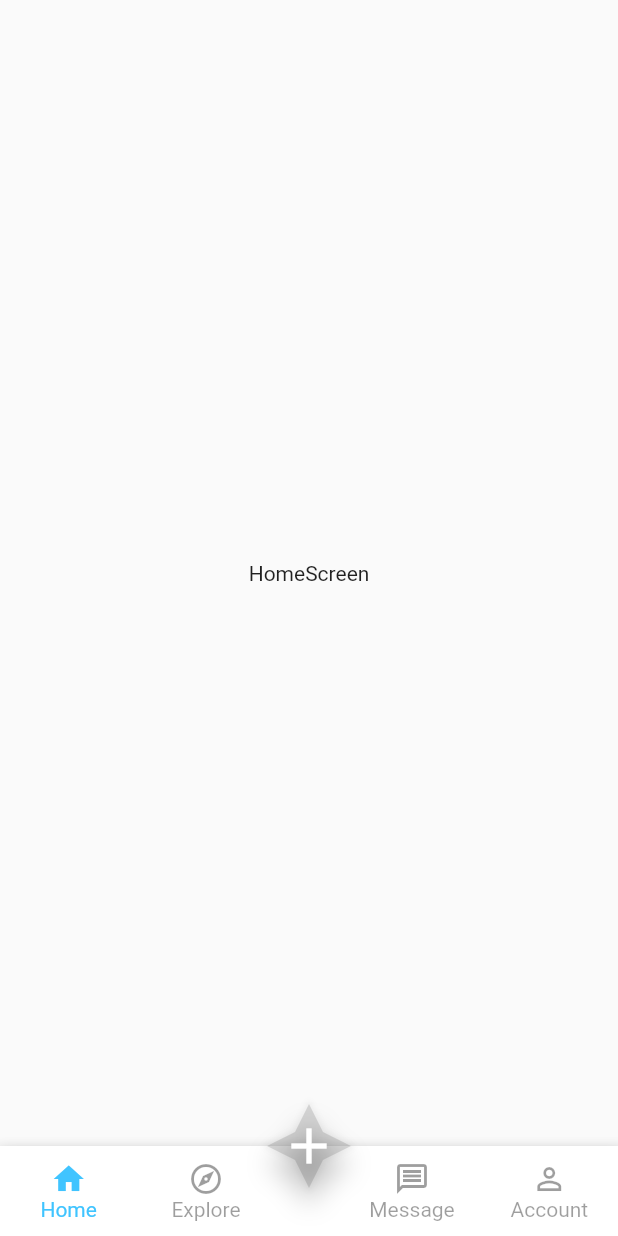
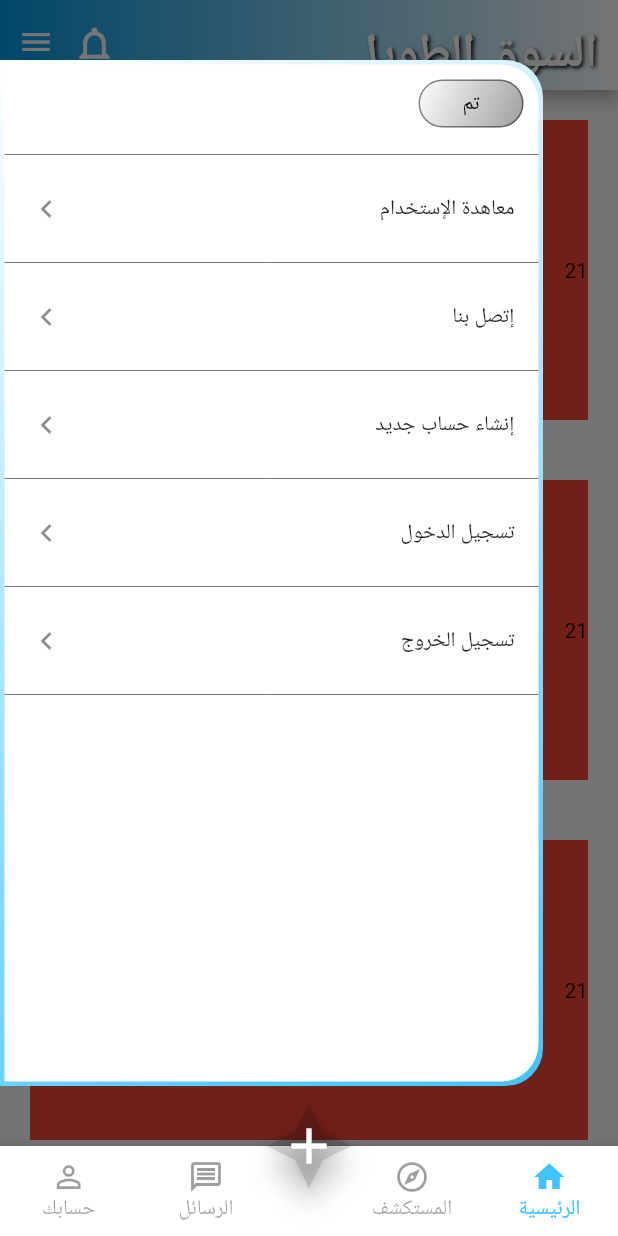
Before and after one commit to hossam-alissa/longmarket, a Flutter app: the screen it shows after launch, with the side drawer open (before the commit the screen has no drawer), on a phone screen of 412 x 824 dp. Run offline on Flutter 3.47's test engine with Material 2 defaults, Android fonts, the phone set to English and light mode, and no system bars; our stand-ins replace splashscreen, toast.

Commit message:
ADD custom end drawer

```diff
--- a/lib/config/language.dart
+++ b/lib/config/language.dart
@@ -1 +1 @@
-bool isLeft = true;
+bool isLeft = false;
--- a/lib/main.dart
+++ b/lib/main.dart
@@ -9,7 +9,6 @@ void main() {
 
 class MyApp extends StatelessWidget {
   // This widget is the root of your application.
-
   @override
   Widget build(BuildContext context) {
     return MaterialApp(
--- /dev/null
+++ b/lib/screens/call_us_screen.dart
@@ -0,0 +1,8 @@
+import 'package:flutter/material.dart';
+
+class CallUsScreen extends StatelessWidget {
+  @override
+  Widget build(BuildContext context) {
+    return Container();
+  }
+}
--- a/lib/screens/home_screen.dart
+++ b/lib/screens/home_screen.dart
@@ -1,4 +1,6 @@
 import 'package:flutter/material.dart';
+import 'package:longmarket/config/config.dart';
+import 'package:longmarket/widgets/widgets.dart';
 
 class HomeScreen extends StatefulWidget {
   @override
@@ -9,7 +11,94 @@ class _HomeScreenState extends State<HomeScreen> {
   @override
   Widget build(BuildContext context) {
     return Scaffold(
-      body: Center(child: Text("HomeScreen")),
+      endDrawer: CustomEndDrawer(),
+      body: CustomScrollView(
+        slivers: [
+          SliverAppBar(
+            backgroundColor: Colors.white,
+            backwardsCompatibility: false,
+            forceElevated: true,
+            floating: true,
+            expandedHeight: 60.0,
+            leadingWidth: 50.0,
+            flexibleSpace: FlexibleSpaceBar(
+              titlePadding: EdgeInsets.zero,
+              title: Container(
+                padding: isLeft
+                    ? EdgeInsets.all(7.0)
+                    : EdgeInsets.only(bottom: 1.0, left: 5.0, right: 9.0),
+                height: 73.0,
+                decoration: BoxDecoration(
+                  gradient: LinearGradient(
+                    colors: [
+                      isLeft == true ? Colors.white : Colors.lightBlue[600],
+                      isLeft == true ? Colors.lightBlue[600] : Colors.white,
+                    ],
+                  ),
+                ),
+                child: Row(
+                  crossAxisAlignment: CrossAxisAlignment.end,
+                  children: [
+                    Text(
+                      isLeft ? "long market" : "السوق الطويل",
+                      style: TextStyle(
+                        fontSize: 21.0,
+                        fontWeight: FontWeight.bold,
+                        shadows: [
+                          Shadow(
+                            color: Colors.black,
+                            blurRadius: 3.0,
+                            offset: Offset(1, 1),
+                          ),
+                        ],
+                      ),
+                    ),
+                    Expanded(
+                        child: SizedBox(
+                          width: double.maxFinite,
+                        )),
+                    Padding(
+                      padding: isLeft
+                          ? EdgeInsets.only(bottom: 4.0)
+                          : EdgeInsets.only(bottom: 9.0),
+                      child: InkWell(
+                        child: Icon(
+                          Icons.notifications_outlined,
+                          size: 20.0,
+                          color: Colors.white,
+                        ),
+                        onTap: () async {
+                          print("notifications");
+
+                        },
+                      ),
+                    ),
+                    SizedBox(width: 27.0),
+                  ],
+                ),
+              ),
+            ),
+          ),
+          SliverList(
+            delegate: SliverChildBuilderDelegate(
+                  (BuildContext context, int index) {
+             return Container(
+               margin: const EdgeInsets.all(20.0),
+               height: 200.0,
+               color: Colors.red,
+               child: Row(
+                 children: [
+                   Text("1"),
+                   Text("2"),
+                 ],
+               ),
+             );
+              },
+              childCount: (5), //Number of length
+            ),
+          ),
+        ],
+      ),
     );
   }
 }
--- a/lib/screens/screens.dart
+++ b/lib/screens/screens.dart
@@ -5,3 +5,6 @@ export 'message_screen.dart';
 export 'explore_screen.dart';
 export 'add_advertising_screen.dart';
 export 'splash_screen.dart';
+export 'treaty_to_use_service.dart';
+export 'call_us_screen.dart';
+export 'sing_up_screen.dart';
--- /dev/null
+++ b/lib/screens/sing_up_screen.dart
@@ -0,0 +1,13 @@
+import 'package:flutter/material.dart';
+
+class SingUpScreen extends StatefulWidget {
+  @override
+  _SingUpScreenState createState() => _SingUpScreenState();
+}
+
+class _SingUpScreenState extends State<SingUpScreen> {
+  @override
+  Widget build(BuildContext context) {
+    return Container();
+  }
+}
--- /dev/null
+++ b/lib/screens/treaty_to_use_service.dart
@@ -0,0 +1,8 @@
+import 'package:flutter/material.dart';
+
+class TreatyToUseService extends StatelessWidget {
+  @override
+  Widget build(BuildContext context) {
+    return Container();
+  }
+}
--- /dev/null
+++ b/lib/widgets/custom_end_drawer.dart
@@ -0,0 +1,152 @@
+import 'package:flutter/material.dart';
+import 'package:longmarket/config/config.dart';
+import 'package:longmarket/screens/screens.dart';
+import 'package:longmarket/widgets/widgets_tools.dart';
+
+class CustomEndDrawer extends StatefulWidget {
+  @override
+  _CustomEndDrawerState createState() => _CustomEndDrawerState();
+}
+
+class _CustomEndDrawerState extends State<CustomEndDrawer> {
+  @override
+  Widget build(BuildContext context) {
+    return Container(
+      padding: isLeft
+          ? EdgeInsets.only(top: 20.0, bottom: 20.0, left: 50.0)
+          : EdgeInsets.only(top: 20.0, bottom: 20.0, right: 50.0),
+      child: Stack(
+        children: [
+          Container(
+            margin: EdgeInsets.only(top: 20, bottom: 20, left: 0, right: 0),
+            decoration: BoxDecoration(
+              borderRadius: BorderRadius.only(
+                topLeft: isLeft ? Radius.circular(25) : Radius.circular(0),
+                topRight: isLeft ? Radius.circular(0) : Radius.circular(25),
+                bottomLeft: isLeft ? Radius.circular(25) : Radius.circular(0),
+                bottomRight: isLeft ? Radius.circular(0) : Radius.circular(25),
+              ),
+              gradient: LinearGradient(
+                begin: Alignment.topLeft,
+                end: Alignment.bottomRight,
+                colors: [Colors.white, Colors.lightBlueAccent],
+              ),
+            ),
+            child: Container(
+              margin: EdgeInsets.all(3),
+              width: double.maxFinite,
+              decoration: BoxDecoration(
+                borderRadius: BorderRadius.only(
+                  topLeft: isLeft ? Radius.circular(25) : Radius.circular(0),
+                  topRight: isLeft ? Radius.circular(0) : Radius.circular(25),
+                  bottomLeft: isLeft ? Radius.circular(25) : Radius.circular(0),
+                  bottomRight:
+                      isLeft ? Radius.circular(0) : Radius.circular(25),
+                ),
+                color: Colors.white,
+              ),
+              //    child: bodyAlertDialog,
+              child: Column(
+                children: [
+                  Container(
+                    padding: EdgeInsets.symmetric(vertical: 10, horizontal: 10),
+                    child: Row(
+                      children: [
+                        InkWell(
+                          onTap: () {
+                            Navigator.pop(context);
+                          },
+                          child: Container(
+                              width: 70,
+                              height: 32,
+                              alignment: Alignment.center,
+                              padding: EdgeInsets.symmetric(
+                                  horizontal: 10, vertical: 5),
+                              decoration: BoxDecoration(
+                                border: Border.all(color: Colors.black45),
+                                borderRadius: BorderRadius.circular(17),
+                                gradient: LinearGradient(
+                                  begin: Alignment.topLeft,
+                                  end: Alignment.bottomRight,
+                                  colors: [
+                                    Colors.white,
+                                    Colors.grey,
+                                  ],
+                                ),
+                              ),
+                              child: Text(
+                                isLeft ? 'Done' : "تم",
+                                style: TextStyle(color: Colors.black),
+                              )),
+                        ),
+                      ],
+                    ),
+                  ),
+                  myDivider(),
+                  Expanded(
+                    child: Container(
+                      child: ListView(
+                        padding: EdgeInsets.zero,
+                        children: <Widget>[
+                          buildListTile(
+                              context,
+                              isLeft
+                                  ? "Treaty to use service"
+                                  : "معاهدة الإستخدام",
+                              TreatyToUseService()),
+                          myDivider(),
+                          buildListTile(context,
+                              isLeft ? "Call Us" : "إتصل بنا", CallUsScreen()),
+                          myDivider(),
+                          buildListTile(
+                              context,
+                              isLeft
+                                  ? "SingUp Create New Account"
+                                  : "إنشاء حساب جديد",
+                              SingUpScreen()),
+                          myDivider(),
+                          buildListTile(
+                              context,
+                              isLeft ? "Sing In" : "تسجيل الدخول",
+                              SingUpScreen()),
+                          myDivider(),
+                          buildListTile(
+                              context,
+                              isLeft ? "Log out" : "تسجيل الخروج",
+                              SingUpScreen()),
+                          myDivider(),
+                        ],
+                      ),
+                    ),
+                  ),
+                ],
+              ),
+            ),
+          ),
+        ],
+      ),
+    );
+  }
+}
+
+ListTile buildListTile(BuildContext context, String title, Widget nextPage) {
+  return ListTile(
+    title: myText(title),
+    trailing: Icon(Icons.navigate_next),
+    onTap: () {
+      AlertDialog aDI = AlertDialog(
+        insetPadding: EdgeInsets.all(20),
+        backgroundColor: Colors.white70.withOpacity(0.1),
+        elevation: double.maxFinite,
+        contentPadding: EdgeInsets.all(0),
+        content: nextPage,
+      );
+      showDialog(
+        context: context,
+        barrierDismissible: false,
+        barrierColor: Colors.black.withOpacity(0.6),
+        builder: (context) => aDI,
+      );
+    },
+  );
+}
--- a/lib/widgets/widgets.dart
+++ b/lib/widgets/widgets.dart
@@ -1 +1,3 @@
 export 'responsive.dart';
+export 'custom_end_drawer.dart';
+export 'widgets_tools.dart';
--- /dev/null
+++ b/lib/widgets/widgets_tools.dart
@@ -0,0 +1,16 @@
+import 'package:flutter/material.dart';
+import 'package:toast/toast.dart';
+
+Divider myDivider() {
+  return Divider(
+    color: Colors.black54,
+  );
+}
+
+void toastShow(String msg, BuildContext ctxToastShow) {
+  Toast.show(msg, ctxToastShow, duration: 4);
+}
+
+Widget myText(String textBody) {
+  return Text(textBody);
+}
```
